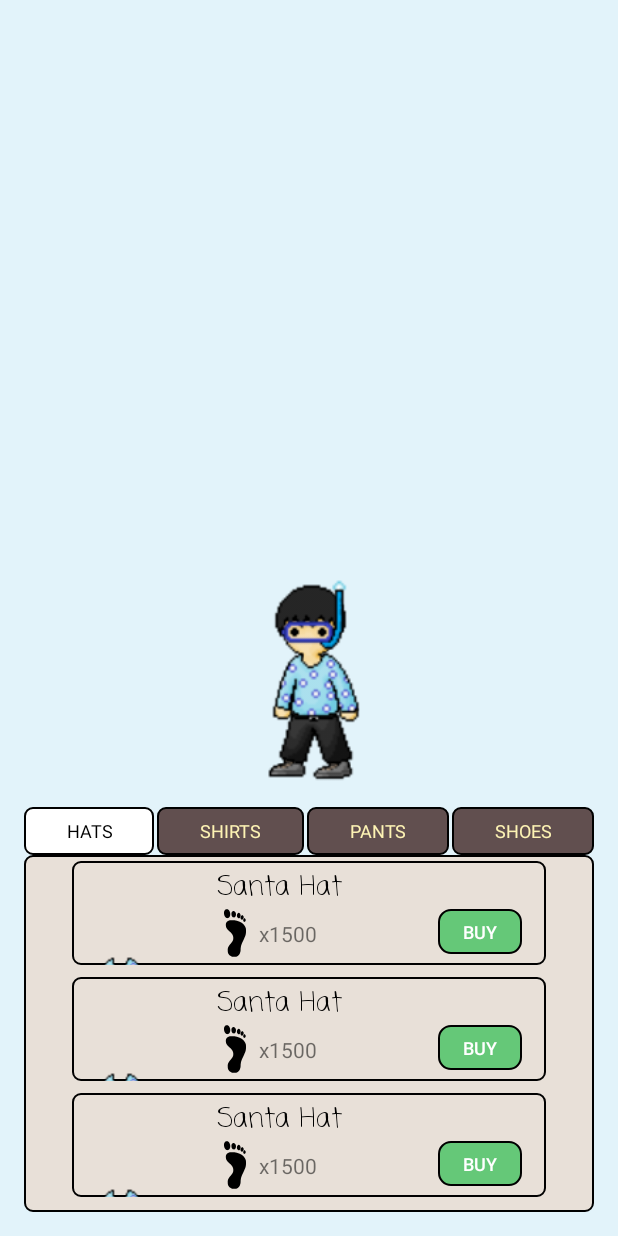
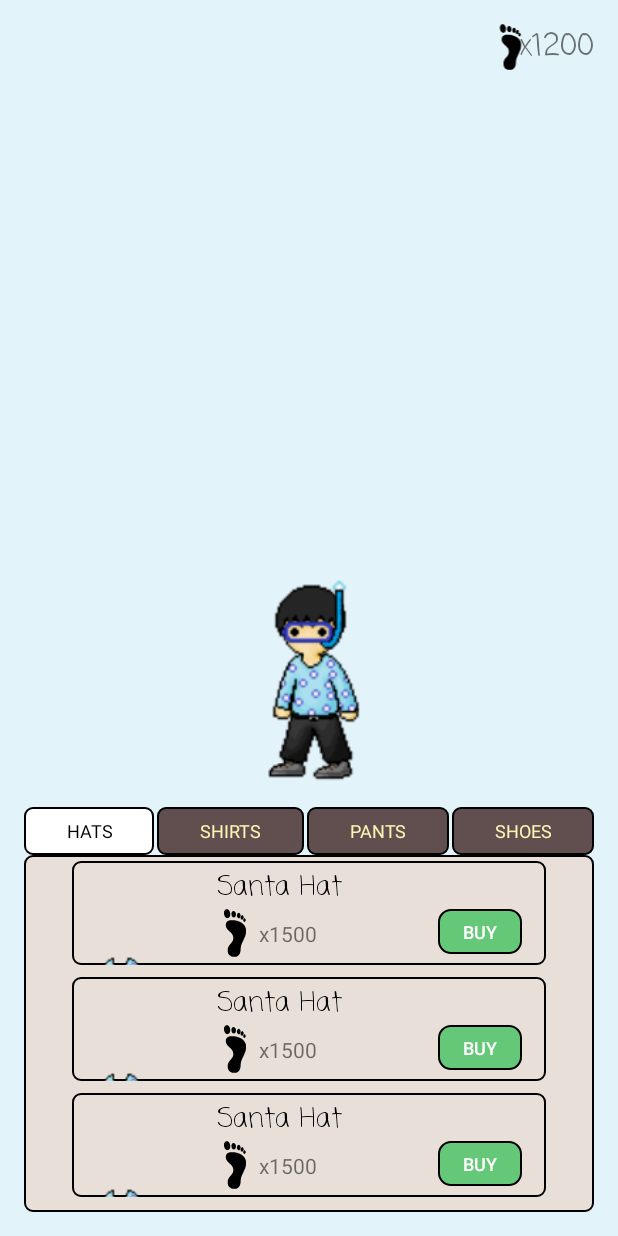
Before and after one commit to ealmonte102/Jekz_Step_It_Up, an Android app: the layout activity_shop_layout.xml on its own in the app's theme, with its tools: preview values and no code run, on a phone screen of 412 x 824 dp. Run offline under Robolectric (Android 15) with nearby library versions, the phone set to English and light mode, and no system bars; Roboto replaces fonts that are not available here.

Commit message:
Add currency text view to provide a visual for an avatars currency
- Add load avatar method to presenter to set the initial view state of the avatar
- Add get/set methods to avatar to allow retrieval and update operations on avatar's currency

```diff
--- a/app/src/main/java/com/example/evanalmonte/stepitup/HelloWorld/ui/shop/ShopPresenter.java
+++ b/app/src/main/java/com/example/evanalmonte/stepitup/HelloWorld/ui/shop/ShopPresenter.java
@@ -23,6 +23,11 @@ public class ShopPresenter {
         this.shopView = view;
         this.itemInteractor = instance;
         this.avatar = new Avatar();
+        avatar.addCurrency(300);
+    }
+
+    public void loadAvatar() {
+        shopView.setCurrencyText("x" + String.valueOf(avatar.getCurrency()));
     }
 
     public void loadHats() {
--- a/app/src/main/res/layout/activity_shop_layout.xml
+++ b/app/src/main/res/layout/activity_shop_layout.xml
@@ -150,5 +150,30 @@
         app:layout_constraintVertical_bias="1.0"
         tools:src="@drawable/snorkel_1" />
 
+    <android.support.v7.widget.AppCompatImageView
+        android:id="@+id/imageView"
+        android:layout_width="31dp"
+        android:layout_height="0dp"
+        android:layout_marginEnd="56dp"
+        app:layout_constraintBottom_toBottomOf="@+id/text_view_currency"
+        app:layout_constraintEnd_toEndOf="parent"
+        app:layout_constraintTop_toTopOf="@+id/text_view_currency"
+        app:layout_constraintVertical_bias="0.0"
+        app:srcCompat="@drawable/footprint_icon" />
+
+    <TextView
+        android:id="@+id/text_view_currency"
+        android:layout_width="wrap_content"
+        android:layout_height="wrap_content"
+        android:layout_marginEnd="16dp"
+        android:layout_marginTop="16dp"
+        android:fontFamily="casual"
+        android:text="TextView"
+        android:textAlignment="viewStart"
+        android:textSize="20sp"
+        app:layout_constraintEnd_toEndOf="parent"
+        app:layout_constraintTop_toTopOf="parent"
+        tools:text="x1200" />
+
 
 </android.support.constraint.ConstraintLayout>
--- a/app/src/main/res/layout/item_layout.xml
+++ b/app/src/main/res/layout/item_layout.xml
@@ -57,7 +57,7 @@
         tools:text="x1500" />
 
     <Button
-        android:id="@+id/button"
+        android:id="@+id/buy_button"
         style="@style/Widget.AppCompat.Button.Borderless"
         android:layout_width="56dp"
         android:layout_height="30dp"
```
Also changed, not shown: app/src/main/java/com/example/evanalmonte/stepitup/HelloWorld/model/Avatar.java (+16 -0 lines), app/src/main/java/com/example/evanalmonte/stepitup/HelloWorld/model/ItemListAdapter.java (+1 -8 lines), app/src/main/java/com/example/evanalmonte/stepitup/HelloWorld/ui/shop/ShopView.java (+7 -4 lines).
